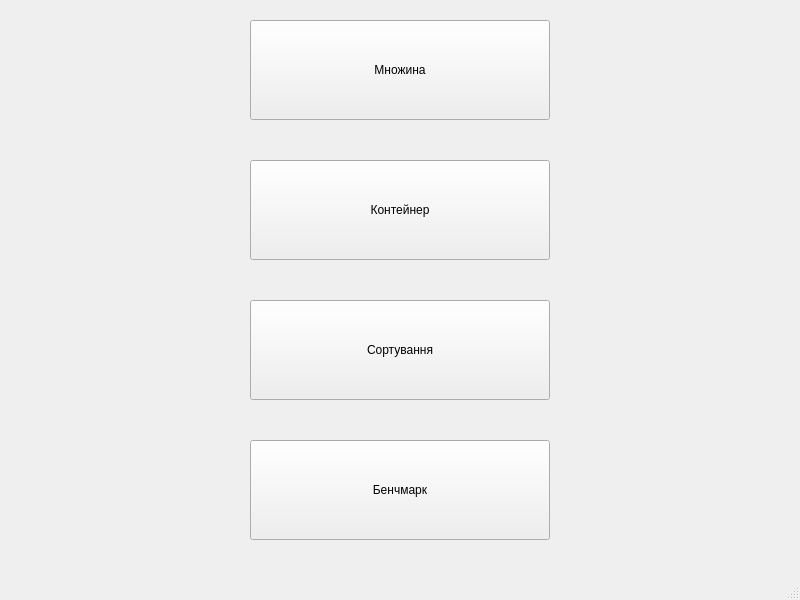
Above: gui/Exam/mainwindow.ui from IvanRamyk/oop_exam before the change. Below: the same form after it.
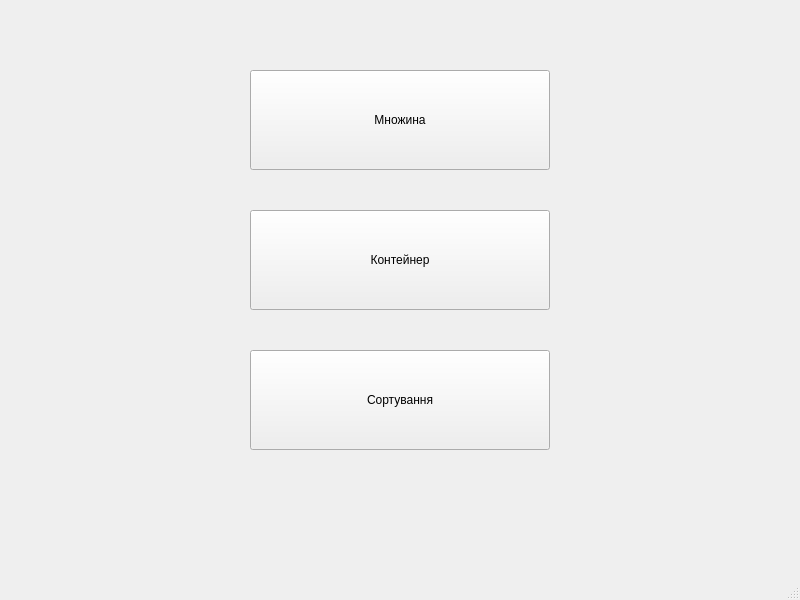
That is the form after the change.

The edit to the form file:
```diff
--- a/gui/Exam/mainwindow.ui
+++ b/gui/Exam/mainwindow.ui
@@ -18,7 +18,7 @@
     <property name="geometry">
      <rect>
       <x>250</x>
-      <y>20</y>
+      <y>70</y>
       <width>300</width>
       <height>100</height>
      </rect>
@@ -31,7 +31,7 @@
     <property name="geometry">
      <rect>
       <x>250</x>
-      <y>160</y>
+      <y>210</y>
       <width>300</width>
       <height>100</height>
      </rect>
@@ -44,7 +44,7 @@
     <property name="geometry">
      <rect>
       <x>250</x>
-      <y>300</y>
+      <y>350</y>
       <width>300</width>
       <height>100</height>
      </rect>
@@ -53,19 +53,6 @@
      <string>Сортування</string>
     </property>
    </widget>
-   <widget class="QPushButton" name="benchmarkButton">
-    <property name="geometry">
-     <rect>
-      <x>250</x>
-      <y>440</y>
-      <width>300</width>
-      <height>100</height>
-     </rect>
-    </property>
-    <property name="text">
-     <string>Бенчмарк</string>
-    </property>
-   </widget>
   </widget>
   <widget class="QMenuBar" name="menubar">
    <property name="geometry">
```
